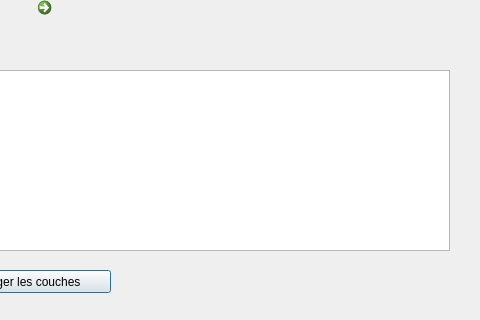
First picture: the form in FluxCEN_dialog_base.ui, repository CEN-Nouvelle-Aquitaine/fluxcen, before the edit; both pictures show x 430 to 910 and y 480 to 800 of the 910 by 800 pixel window.
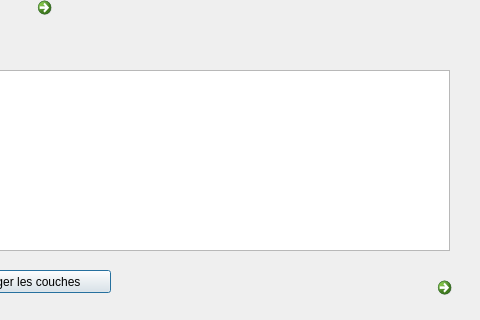
Second picture: the form after the edit. Icons and pictures are not drawn.

Diff of the .ui file:
```diff
--- a/FluxCEN_dialog_base.ui
+++ b/FluxCEN_dialog_base.ui
@@ -277,6 +277,35 @@
     </size>
    </property>
   </widget>
+  <widget class="QCommandLinkButton" name="commandLinkButton_5">
+   <property name="geometry">
+    <rect>
+     <x>860</x>
+     <y>750</y>
+     <width>41</width>
+     <height>41</height>
+    </rect>
+   </property>
+   <property name="font">
+    <font>
+     <family>Segoe UI</family>
+     <pointsize>9</pointsize>
+    </font>
+   </property>
+   <property name="text">
+    <string/>
+   </property>
+   <property name="icon">
+    <iconset resource="resources.qrc">
+     <normaloff>:/plugins/FluxCEN/info.png</normaloff>:/plugins/FluxCEN/info.png</iconset>
+   </property>
+   <property name="iconSize">
+    <size>
+     <width>25</width>
+     <height>25</height>
+    </size>
+   </property>
+  </widget>
  </widget>
  <resources>
  </resources>
```
